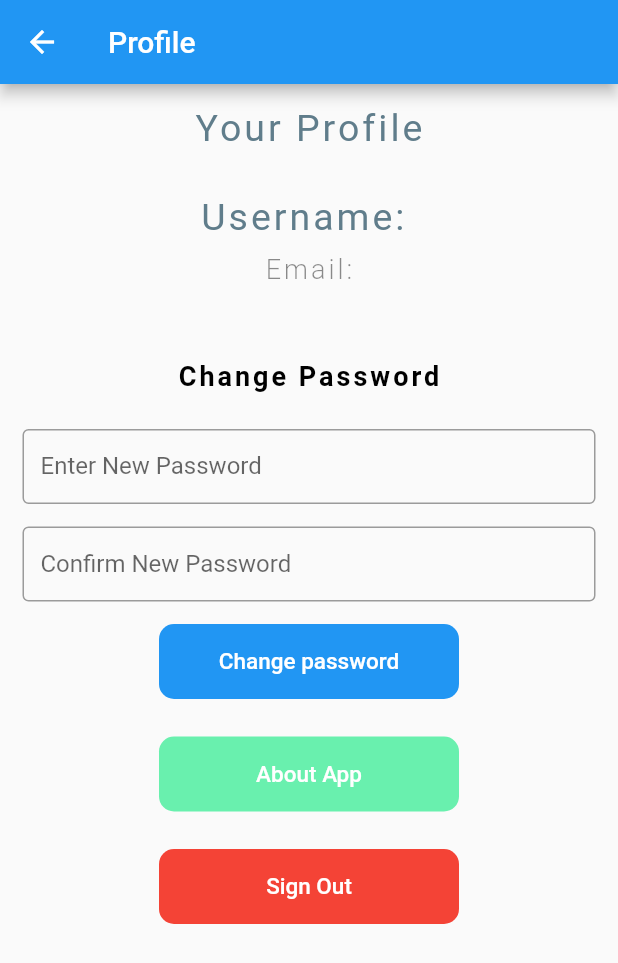
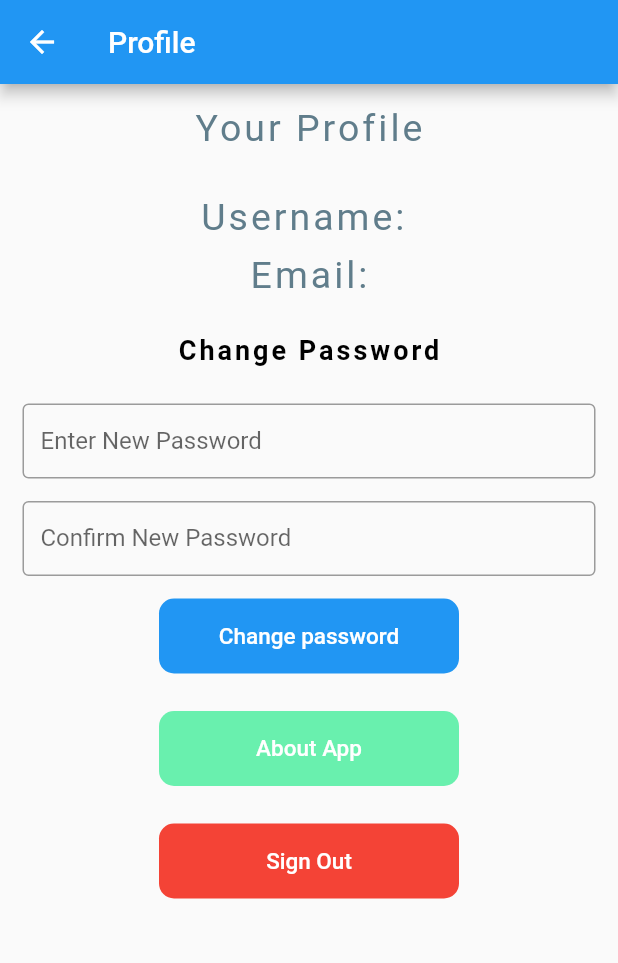
Before and after one commit to thecpinsiders/SGTransport, a Flutter app: the Profile screen opened directly, on a phone screen of 412 x 824 dp. Shown: the top 963 px of the screen. Run offline on Flutter 3.47's test engine with Material 2 defaults, Android fonts, the phone set to English and light mode, and no system bars; our stand-ins replace firebase_auth, firebase_core, form_field_validator; accounts and stored records are empty.

Commit message:
minor change to profile

```diff
--- a/lib/profile.dart
+++ b/lib/profile.dart
@@ -75,13 +75,13 @@ class _ProfileState extends State<Profile> {
               Text(
                 "Email:" + FirebaseAuth.instance.currentUser.email,
                 style: TextStyle(
-                    fontSize: 18.0,
-                    color: Colors.black45,
+                    fontSize: 25.0,
+                    color: Colors.blueGrey,
                     letterSpacing: 2.0,
-                    fontWeight: FontWeight.w300),
+                    fontWeight: FontWeight.w400),
               ),
               SizedBox(
-                height: 50,
+                height: 25,
               ),
              Text(
                 "Change Password",
```
